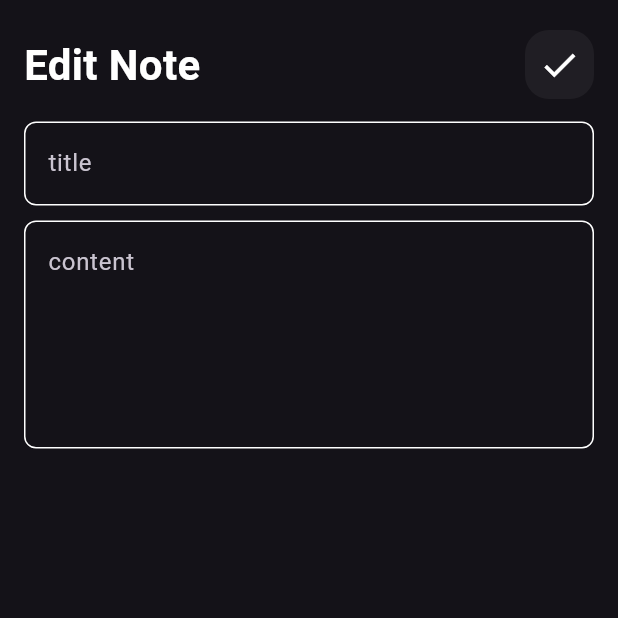
After one commit to BemenKamel/Notes_App, a Flutter app: the screen it shows after launch, after a tap on "Flutter Tips", on a phone screen of 412 x 824 dp, the top half of it. The commit adds this screen. Run offline on Flutter 3.47's test engine with Material 3 defaults, Android fonts, the phone set to English and light mode, and no system bars; our stand-ins replace font_awesome_flutter; Roboto replaces fonts that are missing (assets/fonts/Poppins-Regular.ttf).

Commit message:
edit some things

```diff
--- /dev/null
+++ b/note_app/lib/views/edit_note_view.dart
@@ -0,0 +1,11 @@
+import 'package:flutter/material.dart';
+import 'package:note_app/views/widgets/edit_note_view_body.dart';
+
+class EditNoteView extends StatelessWidget {
+  const EditNoteView({super.key});
+
+  @override
+  Widget build(BuildContext context) {
+    return EditNoteViewBody();
+  }
+}
--- a/note_app/lib/views/widgets/add_note_bottom_sheet.dart
+++ b/note_app/lib/views/widgets/add_note_bottom_sheet.dart
@@ -7,7 +7,9 @@ class AddNoteBottomSheet extends StatelessWidget {
 
   @override
   Widget build(BuildContext context) {
-    return SingleChildScrollView(
+    return const SingleChildScrollView(
+      child: Padding(
+        padding: EdgeInsets.symmetric(horizontal: 16, vertical: 15),
         child: Column(
           children: [
             SizedBox(
@@ -29,6 +31,7 @@ class AddNoteBottomSheet extends StatelessWidget {
             CustomButton(),
           ],
         ),
+      ),
     );
   }
 }
--- a/note_app/lib/views/widgets/custom_button.dart
+++ b/note_app/lib/views/widgets/custom_button.dart
@@ -9,10 +9,11 @@ class CustomButton extends StatelessWidget {
     return Container(
       height: 55,
       width: MediaQuery.of(context).size.width,
+      decoration: BoxDecoration(
         color: KPColor,
-      decoration: BoxDecoration(
         borderRadius: BorderRadius.circular(8),
       ),
+      child: Center(
         child: Text(
           'Add',
           style: TextStyle(
@@ -21,6 +22,7 @@ class CustomButton extends StatelessWidget {
             fontWeight: FontWeight.bold,
           ),
         ),
+      ),
     );
   }
 }
--- a/note_app/lib/views/widgets/custom_list_view.dart
+++ b/note_app/lib/views/widgets/custom_list_view.dart
@@ -6,11 +6,14 @@ class CustomListView extends StatelessWidget {
 
   @override
   Widget build(BuildContext context) {
-    return ListView.builder(itemBuilder: (context, index) {
-      return Padding(
-        padding: const EdgeInsets.symmetric(vertical: 8),
-        child: CustomNoteItem(),
-      );
-    });
+    return ListView.builder(
+        scrollDirection: Axis.vertical,
+        shrinkWrap: true,
+        itemBuilder: (context, index) {
+          return Padding(
+            padding: const EdgeInsets.symmetric(vertical: 8),
+            child: CustomNoteItem(),
+          );
+        });
   }
 }
--- a/note_app/lib/views/widgets/custom_note_item.dart
+++ b/note_app/lib/views/widgets/custom_note_item.dart
@@ -1,14 +1,20 @@
-
 import 'package:flutter/material.dart';
 import 'package:font_awesome_flutter/font_awesome_flutter.dart';
+import 'package:note_app/views/edit_note_view.dart';
 
 class CustomNoteItem extends StatelessWidget {
   const CustomNoteItem({super.key});
 
   @override
   Widget build(BuildContext context) {
-    return Container(
-      padding: EdgeInsets.only(
+    return GestureDetector(
+      onTap: () {
+        Navigator.push(context, MaterialPageRoute(builder: (context) {
+          return EditNoteView();
+        }));
+      },
+      child: Container(
+        padding:const EdgeInsets.only(
           top: 20,
           left: 16,
           bottom: 20,
@@ -21,7 +27,7 @@ class CustomNoteItem extends StatelessWidget {
           crossAxisAlignment: CrossAxisAlignment.end,
           children: [
             ListTile(
-            title: Text(
+              title:const Text(
                 'Flutter Tips',
                 style: TextStyle(
                   color: Colors.black,
@@ -42,7 +48,7 @@ class CustomNoteItem extends StatelessWidget {
               ),
               trailing: IconButton(
                 onPressed: () {},
-              icon: Icon(
+                icon:const Icon(
                   FontAwesomeIcons.trash,
                   size: 24,
                   color: Colors.black,
@@ -61,6 +67,7 @@ class CustomNoteItem extends StatelessWidget {
             )
           ],
         ),
+      ),
     );
   }
 }
--- /dev/null
+++ b/note_app/lib/views/widgets/edit_note_view_body.dart
@@ -0,0 +1,38 @@
+import 'package:flutter/material.dart';
+import 'package:note_app/views/widgets/custom_app_bar.dart';
+import 'package:note_app/views/widgets/custom_text_field.dart';
+
+class EditNoteViewBody extends StatelessWidget {
+  const EditNoteViewBody({super.key});
+
+  @override
+  Widget build(BuildContext context) {
+    return const Scaffold(
+      body: Padding(
+        padding:  EdgeInsets.symmetric(horizontal: 16),
+        child: Column(
+          children: [
+            SizedBox(
+              height: 20,
+            ),
+            CustomAppBar(
+              title: 'Edit Note',
+              icon: Icons.done,
+            ),
+            SizedBox(
+              height: 15,
+            ),
+            CustomTextField(hint: 'title'),
+            SizedBox(
+              height: 10,
+            ),
+            CustomTextField(
+              hint: 'content',
+              maxlines: 5,
+            )
+          ],
+        ),
+      ),
+    );
+  }
+}
--- a/note_app/lib/views/widgets/notes_view_body.dart
+++ b/note_app/lib/views/widgets/notes_view_body.dart
@@ -18,7 +18,7 @@ class NotesViewBody extends StatelessWidget {
             title: 'Notes',
             icon: Icons.search,
           ),
-          CustomListView(),
+          Expanded(child: CustomListView()),
         ],
       ),
     );
```
Lines whose indentation alone changed are shown as unchanged.
